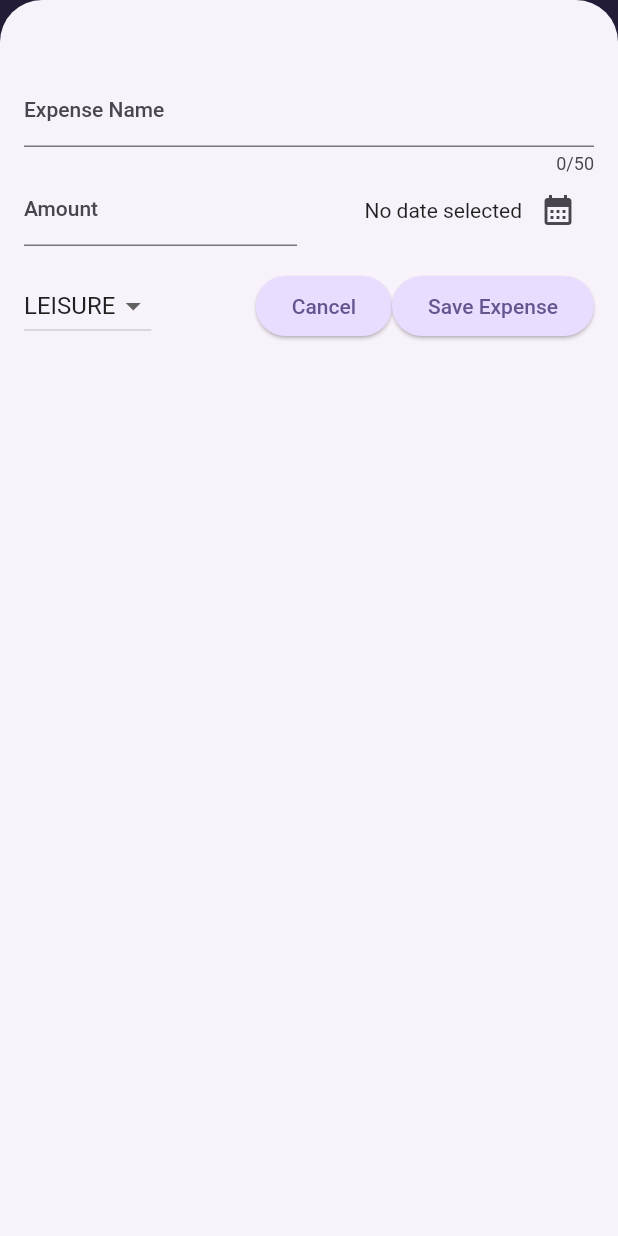
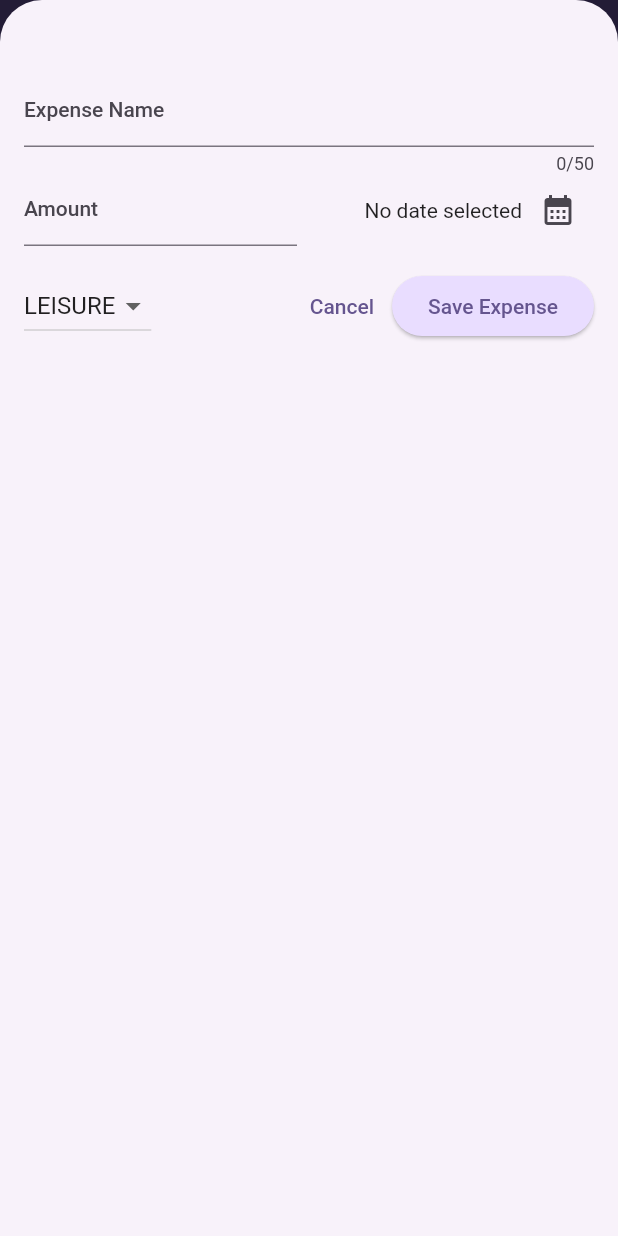
Before and after one commit to Saurav-Ganguly/expense_tracker, a Flutter app: the screen it shows after launch, after a tap on the "add" icon, on a phone screen of 412 x 824 dp. Run offline on Flutter 3.47's test engine with Material 2 defaults, Android fonts, the phone set to English and light mode, and no system bars.

Commit message:
finished app part I

```diff
--- a/lib/main.dart
+++ b/lib/main.dart
@@ -2,21 +2,45 @@ import 'package:expense_tracker/widgets/expenses.dart';
 import 'package:flutter/material.dart';
 
 // global variables are defined with k
+// seed / base color scheme
 var kColorScheme = ColorScheme.fromSeed(
   seedColor: const Color.fromARGB(255, 96, 59, 181),
+);
+
+var kDarkColorScheme = ColorScheme.fromSeed(
+  brightness: Brightness.dark,
+  seedColor: const Color.fromARGB(255, 5, 99, 125),
 );
 
 void main() {
   runApp(
     MaterialApp(
+      //dark mode
+      darkTheme: ThemeData.dark().copyWith(
+        useMaterial3: true,
+        colorScheme: kDarkColorScheme,
+        cardTheme: const CardTheme().copyWith(
+          // card theme
+          color: kDarkColorScheme.secondaryContainer,
+          margin: const EdgeInsets.symmetric(horizontal: 16, vertical: 10),
+        ),
+        elevatedButtonTheme: ElevatedButtonThemeData(
+          style: ElevatedButton.styleFrom(
+            backgroundColor: kDarkColorScheme.primaryContainer,
+            foregroundColor: kDarkColorScheme.onPrimaryContainer,
+          ),
+        ),
+      ),
       theme: ThemeData().copyWith(
         useMaterial3: true,
-        colorScheme: kColorScheme,
+        colorScheme: kColorScheme, //color scheeme
         appBarTheme: const AppBarTheme().copyWith(
+          // app bar theme
           backgroundColor: kColorScheme.onPrimaryContainer,
           foregroundColor: kColorScheme.primaryContainer,
         ),
         cardTheme: const CardTheme().copyWith(
+          // card theme
           color: kColorScheme.secondaryContainer,
           margin: const EdgeInsets.symmetric(horizontal: 16, vertical: 10),
         ),
@@ -27,11 +51,12 @@ void main() {
         ),
         textTheme: ThemeData().textTheme.copyWith(
                 titleLarge: const TextStyle().copyWith(
-              fontWeight: FontWeight.normal,
+              fontWeight: FontWeight.bold,
               color: kColorScheme.onSecondaryContainer,
-              fontSize: 18,
+              fontSize: 20,
             )),
       ),
+      themeMode: ThemeMode.system,
       home: const Expenses(),
     ),
   );
--- a/lib/models/expense.dart
+++ b/lib/models/expense.dart
@@ -40,3 +40,28 @@ class Expense {
     return formatter.format(date);
   }
 }
+
+//for the chart
+class ExpenseBucket {
+  const ExpenseBucket({
+    required this.category,
+    required this.expenses,
+  });
+
+  //named constructor function
+  ExpenseBucket.forCategory(List<Expense> allExpenses, this.category)
+      : expenses = allExpenses
+            .where((expense) => expense.category == category)
+            .toList();
+
+  final Category category;
+  final List<Expense> expenses;
+
+  double get totalExpenses {
+    double sum = 0;
+    for (final expense in expenses) {
+      sum += expense.amount;
+    }
+    return sum;
+  }
+}
--- /dev/null
+++ b/lib/widgets/chart/chart.dart
@@ -0,0 +1,95 @@
+import 'package:flutter/material.dart';
+
+import 'package:expense_tracker/widgets/chart/chart_bar.dart';
+import 'package:expense_tracker/models/expense.dart';
+
+class Chart extends StatelessWidget {
+  const Chart({super.key, required this.expenses});
+
+  final List<Expense> expenses;
+
+  List<ExpenseBucket> get buckets {
+    return [
+      ExpenseBucket.forCategory(expenses, Category.food),
+      ExpenseBucket.forCategory(expenses, Category.leisure),
+      ExpenseBucket.forCategory(expenses, Category.travel),
+      ExpenseBucket.forCategory(expenses, Category.work),
+    ];
+  }
+
+  double get maxTotalExpense {
+    double maxTotalExpense = 0;
+
+    for (final bucket in buckets) {
+      if (bucket.totalExpenses > maxTotalExpense) {
+        maxTotalExpense = bucket.totalExpenses;
+      }
+    }
+
+    return maxTotalExpense;
+  }
+
+  @override
+  Widget build(BuildContext context) {
+    final isDarkMode =
+        MediaQuery.of(context).platformBrightness == Brightness.dark;
+    return Container(
+      margin: const EdgeInsets.all(16),
+      padding: const EdgeInsets.symmetric(
+        vertical: 16,
+        horizontal: 8,
+      ),
+      width: double.infinity,
+      height: 180,
+      decoration: BoxDecoration(
+        borderRadius: BorderRadius.circular(8),
+        gradient: LinearGradient(
+          colors: [
+            Theme.of(context).colorScheme.primary.withOpacity(0.3),
+            Theme.of(context).colorScheme.primary.withOpacity(0.0)
+          ],
+          begin: Alignment.bottomCenter,
+          end: Alignment.topCenter,
+        ),
+      ),
+      child: Column(
+        children: [
+          Expanded(
+            child: Row(
+              crossAxisAlignment: CrossAxisAlignment.end,
+              children: [
+                for (final bucket in buckets) // alternative to map()
+                  ChartBar(
+                    fill: bucket.totalExpenses == 0
+                        ? 0
+                        : bucket.totalExpenses / maxTotalExpense,
+                  )
+              ],
+            ),
+          ),
+          const SizedBox(height: 12),
+          Row(
+            children: buckets
+                .map(
+                  (bucket) => Expanded(
+                    child: Padding(
+                      padding: const EdgeInsets.symmetric(horizontal: 4),
+                      child: Icon(
+                        categoryIcons[bucket.category],
+                        color: isDarkMode
+                            ? Theme.of(context).colorScheme.secondary
+                            : Theme.of(context)
+                                .colorScheme
+                                .primary
+                                .withOpacity(0.7),
+                      ),
+                    ),
+                  ),
+                )
+                .toList(),
+          )
+        ],
+      ),
+    );
+  }
+}
--- /dev/null
+++ b/lib/widgets/chart/chart_bar.dart
@@ -0,0 +1,34 @@
+import 'package:flutter/material.dart';
+
+class ChartBar extends StatelessWidget {
+  const ChartBar({
+    super.key,
+    required this.fill,
+  });
+
+  final double fill;
+
+  @override
+  Widget build(BuildContext context) {
+    final isDarkMode =
+        MediaQuery.of(context).platformBrightness == Brightness.dark;
+    return Expanded(
+      child: Padding(
+        padding: const EdgeInsets.symmetric(horizontal: 4),
+        child: FractionallySizedBox(
+          heightFactor: fill,
+          child: DecoratedBox(
+            decoration: BoxDecoration(
+              shape: BoxShape.rectangle,
+              borderRadius:
+                  const BorderRadius.vertical(top: Radius.circular(8)),
+              color: isDarkMode
+                  ? Theme.of(context).colorScheme.secondary
+                  : Theme.of(context).colorScheme.primary.withOpacity(0.65),
+            ),
+          ),
+        ),
+      ),
+    );
+  }
+}
--- a/lib/widgets/expenses.dart
+++ b/lib/widgets/expenses.dart
@@ -1,3 +1,4 @@
+import 'package:expense_tracker/widgets/chart/chart.dart';
 import 'package:expense_tracker/widgets/expenses_list/expense_list.dart';
 import 'package:expense_tracker/widgets/new_expense.dart';
 import 'package:flutter/material.dart';
@@ -77,7 +78,7 @@ class _ExpensesState extends State<Expenses> {
 
     if (_registeredExpenses.isNotEmpty) {
       mainContent = Column(children: [
-        const Text("Chart"),
+        Chart(expenses: _registeredExpenses),
         //List of expense
         Expanded(
           child: ExpensesList(
--- a/lib/widgets/expenses_list/expense_item.dart
+++ b/lib/widgets/expenses_list/expense_item.dart
@@ -14,7 +14,11 @@ class ExpenseItem extends StatelessWidget {
           horizontal: 20,
         ),
         child: Column(crossAxisAlignment: CrossAxisAlignment.start, children: [
-          Text(expense.title),
+          //getting the theme data
+          Text(
+            expense.title,
+            style: Theme.of(context).textTheme.titleLarge,
+          ),
           const SizedBox(
             height: 4,
           ),
--- a/lib/widgets/expenses_list/expense_list.dart
+++ b/lib/widgets/expenses_list/expense_list.dart
@@ -17,6 +17,12 @@ class ExpensesList extends StatelessWidget {
     return ListView.builder(
       itemCount: expenses.length,
       itemBuilder: (ctx, index) => Dismissible(
+        background: Container(
+          color: Theme.of(context).colorScheme.error.withOpacity(0.75),
+          margin: EdgeInsets.symmetric(
+            horizontal: Theme.of(context).cardTheme.margin!.horizontal,
+          ),
+        ),
         onDismissed: (direction) {
           onRemoveExpense(expenses[index]);
         },
--- a/lib/widgets/new_expense.dart
+++ b/lib/widgets/new_expense.dart
@@ -149,7 +149,7 @@ class _NewExpenseState extends State<NewExpense> {
               },
             ),
             const Spacer(),
-            ElevatedButton(
+            TextButton(
               onPressed: () {
                 //closes the overlay
                 Navigator.pop(context);
```
